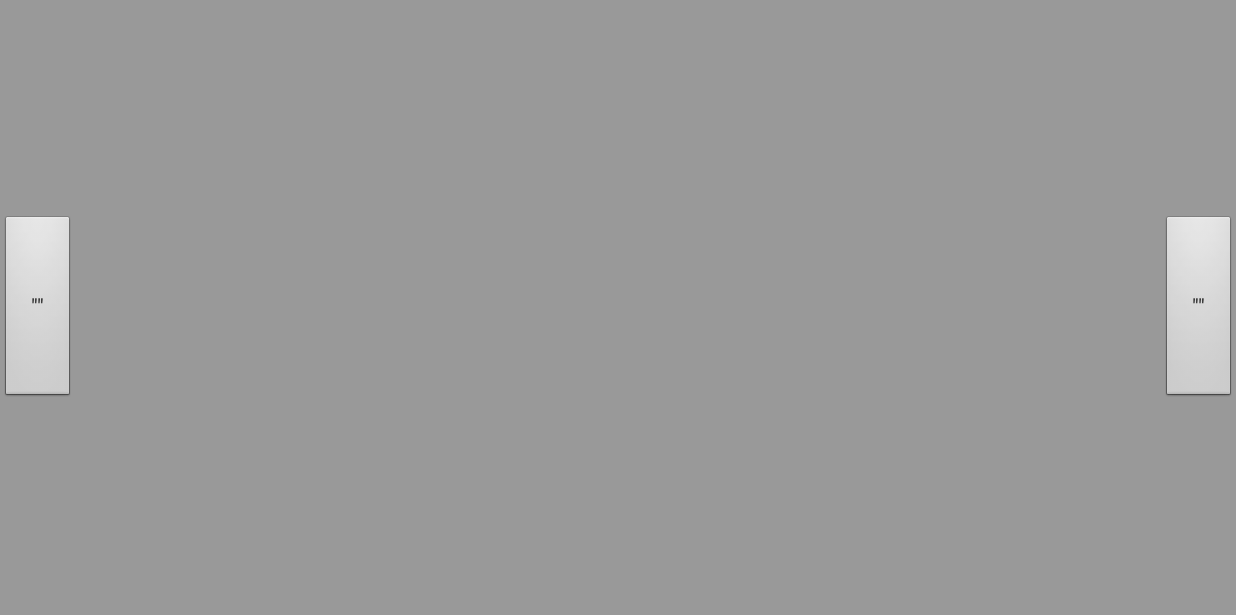
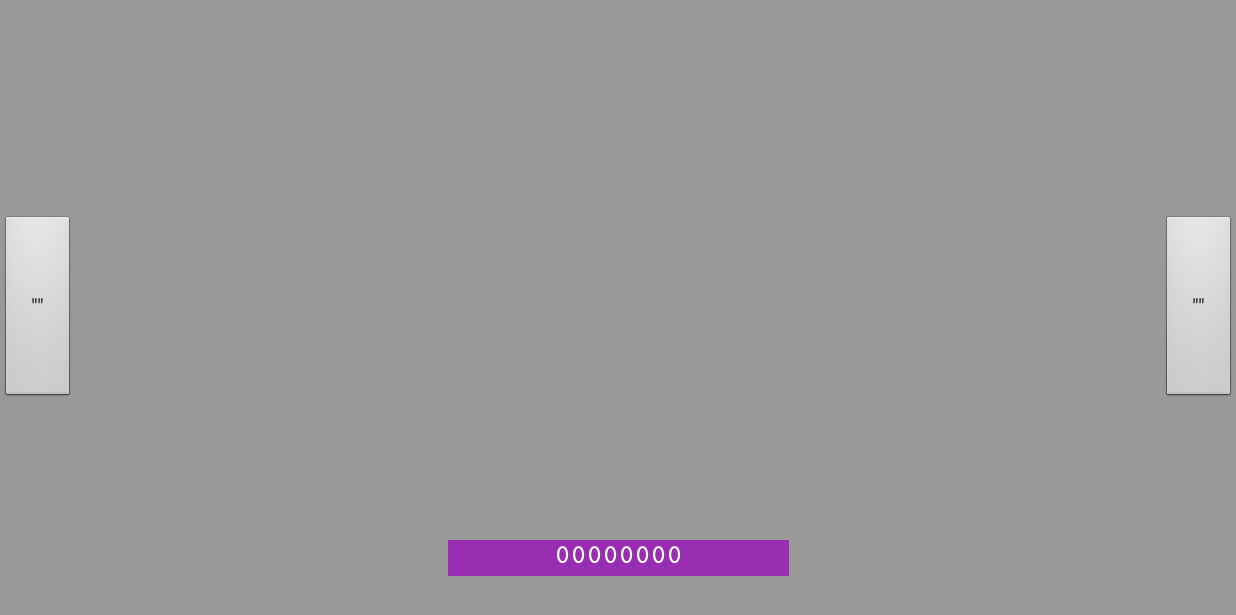
Before and after one commit to FlamingTNT/rhythm-game-project, an Android app: the MusicScreen screen opened directly, with no data from a screen before it, after a tap on an icon or button, on a phone screen of 824 x 412 dp (held sideways). Shown: the top 615 px of the screen. Run offline under Robolectric (Android 15) with nearby library versions, the phone set to English and light mode, and no system bars.

Commit message:
Create a score view that displays recorded score, privatize delay variable, remove and dereference redundant view from Note.java.

```diff
--- a/app/src/main/java/cs125/finalproject/MusicScreen.java
+++ b/app/src/main/java/cs125/finalproject/MusicScreen.java
@@ -13,17 +13,21 @@ import android.view.animation.TranslateAnimation;
 import android.widget.LinearLayout;
 import android.widget.TextView;
 
+import java.util.Locale;
+
 public class MusicScreen extends Activity {
     private SongManager manager;
     private ConstraintLayout screen;
     private int score = 0;
+    TextView scoreView;
     @Override
     protected void onCreate(Bundle savedInstanceState) {
         super.onCreate(savedInstanceState);
         setContentView(R.layout.music_screen);
-        screen = findViewById(R.id.music_screen);
         this.setRequestedOrientation(ActivityInfo.SCREEN_ORIENTATION_LANDSCAPE);
         manager = new SongManager(this);
+        screen = findViewById(R.id.music_screen);
+        scoreView = findViewById(R.id.score);
 
         Intent intent = getIntent();
         String song = intent.getStringExtra(MainActivity.SONG_TITLE);
@@ -68,8 +72,8 @@ public class MusicScreen extends Activity {
     public void leftClicked(View view) {
         if (Song.getActiveLeftNotes().size() > 0) {
             Note closestNote = Song.getActiveLeftNotes().get(0);
-            double totalTimeTaken = System.currentTimeMillis() - (Song.startTime + closestNote.getTimeDelay() + SongManager.delay);
-            double percentDistCovered = totalTimeTaken / (Note.DURATION - SongManager.delay);
+            double totalTimeTaken = System.currentTimeMillis() - (Song.startTime + closestNote.getTimeDelay());
+            double percentDistCovered = totalTimeTaken / (Note.DURATION);
             System.out.println("Total time taken: " + totalTimeTaken);
             System.out.println("Note destroyed! % dist = " + percentDistCovered);
             if (percentDistCovered >= 0.8 && closestNote.getView() != null) {
@@ -77,6 +81,7 @@ public class MusicScreen extends Activity {
                 Song.removeLeftNote(closestNote);
                 closestNote.getView().getAnimation().cancel();
                 score += 100;
+                updateScore();
                 System.out.println("Your score: " + score);
             }
         }
@@ -85,17 +90,23 @@ public class MusicScreen extends Activity {
     public void rightClicked(View view) {
         if (Song.getActiveRightNotes().size() > 0) {
             Note closestNote = Song.getActiveRightNotes().get(0);
-            double totalTimeTaken = System.currentTimeMillis() - (Song.startTime + closestNote.getTimeDelay() + SongManager.delay);
-            double percentDistCovered = totalTimeTaken / (Note.DURATION - SongManager.delay);
+            double totalTimeTaken = System.currentTimeMillis() - (Song.startTime + closestNote.getTimeDelay());
+            double percentDistCovered = totalTimeTaken / (Note.DURATION);
             System.out.println("Total time taken: " + totalTimeTaken);
             System.out.println("Note destroyed! % dist = " + percentDistCovered);
             if (percentDistCovered >= 0.8 && closestNote.getView() != null) {
+                closestNote.getView().getAnimation().cancel();
                 screen.removeView(closestNote.getView());
                 Song.removeRightNote(closestNote);
-                closestNote.getView().getAnimation().cancel();
                 score += 100;
+                updateScore();
                 System.out.println("Your score: " + score);
             }
         }
     }
+
+    public void updateScore() {
+        //CHANGE THE '8' TO HOW MANY TOTAL # SHOULD BE DISPLAYED
+        scoreView.setText(String.format(Locale.ENGLISH, "%08d", score));
+    }
 }
--- a/app/src/main/java/cs125/finalproject/Note.java
+++ b/app/src/main/java/cs125/finalproject/Note.java
@@ -45,10 +45,9 @@ public class Note {
     public void start() {
         final ImageView note = new ImageView(screen);
         noteView = note;
-        final ConstraintLayout cl = screen.findViewById(R.id.music_screen);
         if (isLeft) {
             Song.addLeftNote(this);
-            cl.post(new Runnable() {
+            layout.post(new Runnable() {
                 @Override
                 public void run() {
                     note.setImageResource(R.drawable.blue_note);
@@ -82,7 +81,7 @@ public class Note {
             });
         } else {
             Song.addRightNote(this);
-            cl.post(new Runnable() {
+            layout.post(new Runnable() {
                 @Override
                 public void run() {
                     note.setImageResource(R.drawable.red_note);
--- a/app/src/main/java/cs125/finalproject/SongManager.java
+++ b/app/src/main/java/cs125/finalproject/SongManager.java
@@ -7,7 +7,7 @@ import java.util.ArrayList;
 public class SongManager {
     private ArrayList<Song> songList = new ArrayList<>();
     private MusicScreen screen;
-    public static final int delay = -687;
+    private final int delay = -687;
 
     SongManager(MusicScreen screen) {
         this.screen = screen;
--- a/app/src/main/res/layout/music_screen.xml
+++ b/app/src/main/res/layout/music_screen.xml
@@ -85,4 +85,25 @@
             tools:layout_editor_absoluteX="769dp" />
     </LinearLayout>
 
+    <TextView
+        android:id="@+id/score"
+        android:layout_width="227dp"
+        android:layout_height="24dp"
+        android:layout_marginStart="8dp"
+        android:layout_marginTop="8dp"
+        android:layout_marginEnd="8dp"
+        android:layout_marginBottom="8dp"
+        android:background="#9a2eb2"
+        android:fontFamily="serif-monospace"
+        android:text="@string/score"
+        android:textAlignment="center"
+        android:textColor="#ffffff"
+        android:textSize="18sp"
+        android:textStyle="bold"
+        app:layout_constraintBottom_toBottomOf="parent"
+        app:layout_constraintEnd_toEndOf="parent"
+        app:layout_constraintStart_toStartOf="parent"
+        app:layout_constraintTop_toTopOf="parent"
+        app:layout_constraintVertical_bias="0.946" />
+
 </android.support.constraint.ConstraintLayout>
--- a/app/src/main/res/values/strings.xml
+++ b/app/src/main/res/values/strings.xml
@@ -5,4 +5,5 @@
     <string name="right_button">\"\"</string>
     <string name="game_title">Mix-Dynam</string>
     <string name="startsong_twinkle">Give Me Candy</string>
+    <string name="score">00000000</string>
 </resources>
```
